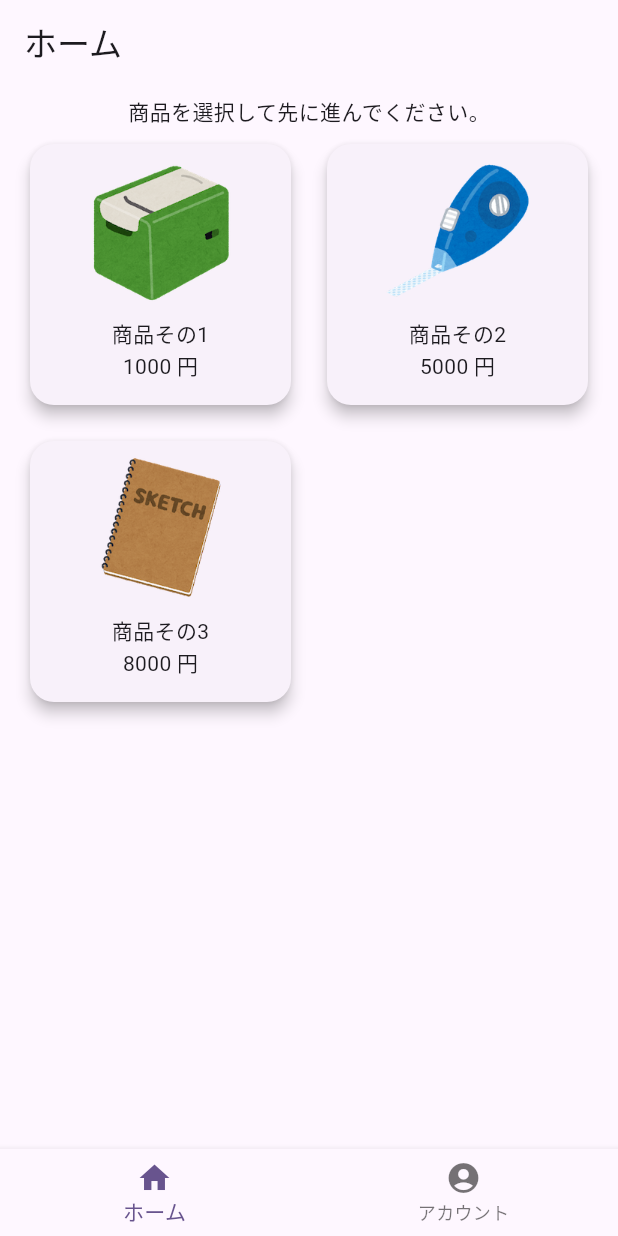
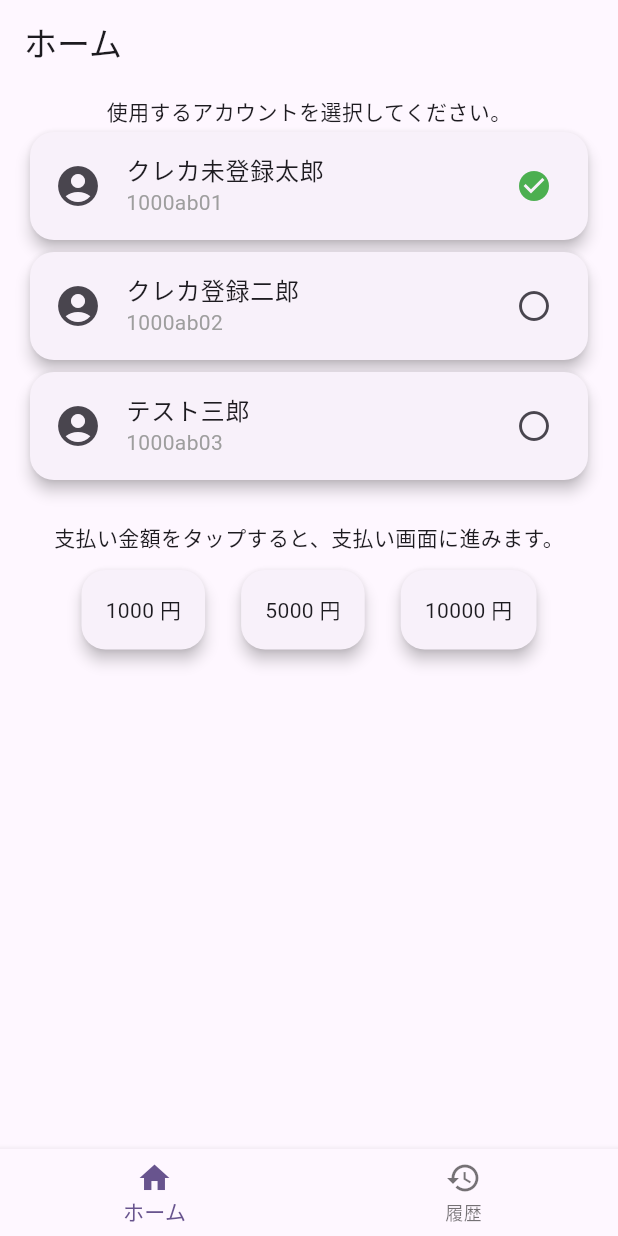
Before and after one commit to hotdrop/creca_test, a Flutter app: the screen it shows after launch, on a phone screen of 412 x 824 dp. Run offline on Flutter 3.47's test engine with Material 2 defaults, Android fonts, the phone set to English and light mode, and no system bars; our stand-ins replace flutter_credit_card, flutter_riverpod, logger, riverpod_annotation; generated files the repository leaves out were written again.

Commit message:
アカウント選択が別画面になっていると操作しづらかったため修正

```diff
--- a/lib/model/item.dart
+++ /dev/null
@@ -1,7 +0,0 @@
-class Item {
-  const Item({required this.name, required this.price, required this.imagePath});
-
-  final String name;
-  final int price;
-  final String imagePath;
-}
--- a/lib/repository/payment_repository.dart
+++ b/lib/repository/payment_repository.dart
@@ -1,7 +1,6 @@
 import 'package:creca_test/common/logger.dart';
 import 'package:creca_test/model/account.dart';
 import 'package:creca_test/model/credit_card.dart';
-import 'package:creca_test/model/item.dart';
 import 'package:flutter_riverpod/flutter_riverpod.dart';
 
 final paymentRepositoryProvider = Provider((ref) => PaymentRepository(ref));
@@ -11,15 +10,8 @@ class PaymentRepository {
 
   final Ref ref;
 
-  List<Item> findItems() {
-    return const [
-      Item(name: '商品その1', price: 1000, imagePath: 'assets/images/01_item.png'),
-      Item(name: '商品その2', price: 5000, imagePath: 'assets/images/02_item.png'),
-      Item(name: '商品その3', price: 8000, imagePath: 'assets/images/03_item.png'),
-    ];
-  }
-
   Future<CreditCard?> findCreditCardInfo() async {
+    // TODO カード情報が登録されているか取得する
     await Future<void>.delayed(const Duration(milliseconds: 500));
 
     final account = ref.read(accountProvider);
@@ -40,9 +32,8 @@ class PaymentRepository {
     required bool isRegister,
     required bool isRemove,
   }) async {
+    // TODO カード決済する
     await Future<void>.delayed(const Duration(seconds: 1));
-
-    // TODO カード決済する
 
     if (isRegister) {
       AppLogger.d('カード情報を登録します。');
--- /dev/null
+++ b/lib/ui/home/home_page.dart
@@ -0,0 +1,119 @@
+import 'package:creca_test/model/account.dart';
+import 'package:creca_test/ui/home/home_controller.dart';
+import 'package:creca_test/ui/payment/payment_page.dart';
+import 'package:flutter/material.dart';
+import 'package:flutter_riverpod/flutter_riverpod.dart';
+
+class HomePage extends StatelessWidget {
+  const HomePage({super.key});
+
+  @override
+  Widget build(BuildContext context) {
+    return Scaffold(
+      appBar: AppBar(
+        title: const Text('ホーム'),
+      ),
+      body: const Padding(
+        padding: EdgeInsets.symmetric(horizontal: 16),
+        child: Column(
+          children: [
+            SizedBox(height: 8),
+            Text('使用するアカウントを選択してください。'),
+            _ViewAccounts(),
+            SizedBox(height: 24),
+            Text('支払い金額をタップすると、支払い画面に進みます。'),
+            SizedBox(height: 8),
+            _ViewAmounts(),
+            SizedBox(height: 8),
+          ],
+        ),
+      ),
+    );
+  }
+}
+
+class _ViewAccounts extends ConsumerWidget {
+  const _ViewAccounts();
+
+  @override
+  Widget build(BuildContext context, WidgetRef ref) {
+    return Column(
+      children: ref
+          .watch(homeControllerProvider.notifier) //
+          .findAccounts()
+          .map((e) => _CardAccount(e))
+          .toList(),
+    );
+  }
+}
+
+class _CardAccount extends ConsumerWidget {
+  const _CardAccount(this.account);
+
+  final Account account;
+
+  @override
+  Widget build(BuildContext context, WidgetRef ref) {
+    final isSelected = ref.watch(isSelectAccountProvider(account));
+
+    return Card(
+      elevation: 4,
+      shape: RoundedRectangleBorder(
+        borderRadius: BorderRadius.circular(16),
+      ),
+      child: InkWell(
+        onTap: () {
+          ref.read(homeControllerProvider.notifier).changeAccount(account);
+        },
+        child: ListTile(
+          leading: const Icon(Icons.account_circle, size: 32),
+          title: Text(account.name),
+          subtitle: Text(account.id, style: const TextStyle(color: Colors.grey)),
+          trailing: isSelected ? const Icon(Icons.check_circle, color: Colors.green) : const Icon(Icons.circle_outlined),
+        ),
+      ),
+    );
+  }
+}
+
+class _ViewAmounts extends ConsumerWidget {
+  const _ViewAmounts();
+
+  @override
+  Widget build(BuildContext context, WidgetRef ref) {
+    return Wrap(
+      runAlignment: WrapAlignment.spaceBetween,
+      spacing: 16,
+      runSpacing: 16,
+      children: ref
+          .watch(homeAmountsProvider) //
+          .map((e) => _CardAmount(e))
+          .toList(),
+    );
+  }
+}
+
+class _CardAmount extends StatelessWidget {
+  const _CardAmount(this.amount);
+
+  final int amount;
+
+  @override
+  Widget build(BuildContext context) {
+    return Card(
+      elevation: 4,
+      shape: RoundedRectangleBorder(
+        borderRadius: BorderRadius.circular(16),
+      ),
+      child: InkWell(
+        onTap: () {
+          PaymentPage.start(context, amount);
+        },
+        child: Padding(
+          padding: const EdgeInsets.all(16),
+          child: Text('$amount 円'),
+        ),
+      ),
+    );
+  }
+}
--- a/lib/ui/item/item_page.dart
+++ /dev/null
@@ -1,82 +0,0 @@
-import 'package:creca_test/model/item.dart';
-import 'package:creca_test/ui/item/item_controller.dart';
-import 'package:creca_test/ui/payment/card_input_page.dart';
-import 'package:flutter/material.dart';
-import 'package:flutter_riverpod/flutter_riverpod.dart';
-
-class ItemPage extends StatelessWidget {
-  const ItemPage({super.key});
-
-  @override
-  Widget build(BuildContext context) {
-    return Scaffold(
-      appBar: AppBar(
-        title: const Text('ホーム'),
-      ),
-      body: const Padding(
-        padding: EdgeInsets.symmetric(horizontal: 16),
-        child: Column(
-          children: [
-            SizedBox(height: 8),
-            Text('商品を選択して先に進んでください。'),
-            SizedBox(height: 8),
-            Flexible(child: _ViewItems()),
-            SizedBox(height: 8),
-          ],
-        ),
-      ),
-    );
-  }
-}
-
-class _ViewItems extends ConsumerWidget {
-  const _ViewItems();
-
-  @override
-  Widget build(BuildContext context, WidgetRef ref) {
-    final items = ref.watch(itemControllerProvider.notifier).findAll();
-
-    return GridView.builder(
-      gridDelegate: const SliverGridDelegateWithMaxCrossAxisExtent(
-        maxCrossAxisExtent: 200,
-        crossAxisSpacing: 16,
-        mainAxisSpacing: 16,
-      ),
-      itemCount: items.length,
-      itemBuilder: (context, index) {
-        return _CardItem(items[index]);
-      },
-    );
-  }
-}
-
-class _CardItem extends StatelessWidget {
-  const _CardItem(this.item);
-
-  final Item item;
-
-  @override
-  Widget build(BuildContext context) {
-    return Card(
-      elevation: 4,
-      shape: RoundedRectangleBorder(
-        borderRadius: BorderRadius.circular(16),
-      ),
-      child: InkWell(
-        onTap: () {
-          CardInputPage.start(context, item);
-        },
-        child: Column(
-          children: [
-            Padding(
-              padding: const EdgeInsets.all(8.0),
-              child: Image.asset(item.imagePath, width: 100, height: 100),
-            ),
-            Text(item.name),
-            Text('${item.price} 円'),
-          ],
-        ),
-      ),
-    );
-  }
-}
--- a/lib/ui/top_page.dart
+++ b/lib/ui/top_page.dart
@@ -1,13 +1,13 @@
-import 'package:creca_test/ui/account/account_page.dart';
-import 'package:creca_test/ui/item/item_page.dart';
 import 'package:flutter/material.dart';
 import 'package:flutter_riverpod/flutter_riverpod.dart';
+import 'package:creca_test/ui/history/history_page.dart';
+import 'package:creca_test/ui/home/home_page.dart';
 
 class TopPage extends ConsumerWidget {
   const TopPage({super.key});
 
-  static const int itemsIndex = 0;
-  static const int accountIndex = 1;
+  static const int homeIndex = 0;
+  static const int historyIndex = 1;
 
   @override
   Widget build(BuildContext context, WidgetRef ref) {
@@ -33,13 +33,13 @@ class TopPage extends ConsumerWidget {
 
   List<Destination> get destinations => <Destination>[
         const Destination('ホーム', Icon(Icons.home)),
-        const Destination('アカウント', Icon(Icons.account_circle)),
+        const Destination('履歴', Icon(Icons.history)),
       ];
 
   Widget _menuView(int index) {
     return switch (index) {
-      itemsIndex => const ItemPage(),
-      accountIndex => const AccountPage(),
+      homeIndex => const HomePage(),
+      historyIndex => const HistoryPage(),
       _ => throw Exception(['不正なIndexです index=$index']),
     };
   }
@@ -123,4 +123,4 @@ class Destination {
   final Widget icon;
 }
 
-final _selectMenuIndexSProvider = StateProvider((ref) => TopPage.itemsIndex);
+final _selectMenuIndexSProvider = StateProvider((ref) => TopPage.homeIndex);
--- a/pubspec.yaml
+++ b/pubspec.yaml
@@ -34,5 +34,3 @@ dev_dependencies:
 
 flutter:
   uses-material-design: true
-  assets:
-    - assets/images/
```
Also changed, not shown: lib/ui/account/account_page.dart (deleted, +0 -69 lines), lib/ui/history/history_page.dart (added, +22 -0 lines), lib/ui/home/home_controller.dart (renamed from lib/ui/account/account_controller.dart, +5 -3 lines), lib/ui/item/item_controller.dart (deleted, +0 -15 lines), lib/ui/payment/payment_controller.dart (renamed from lib/ui/payment/credit_controller.dart, +6 -7 lines), lib/ui/payment/payment_page.dart (renamed from lib/ui/payment/card_input_page.dart, +27 -31 lines), assets/images/01_item.png (deleted), assets/images/02_item.png (deleted), assets/images/03_item.png (deleted).
